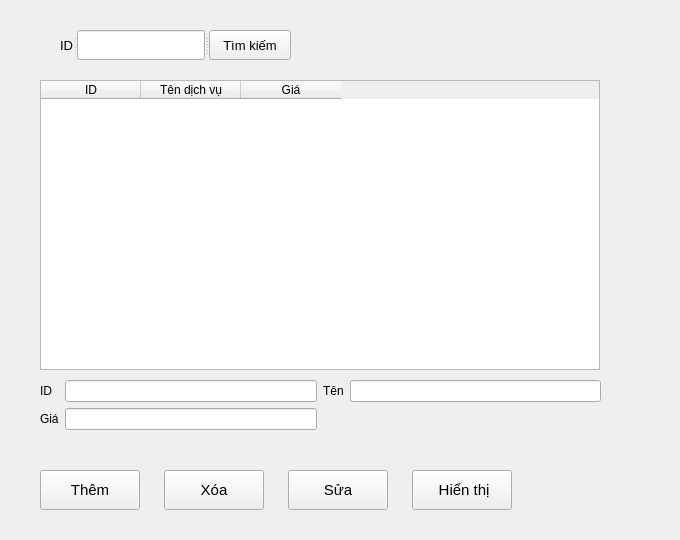
Before: the Qt Designer form view/ql_dichvu/ql_dichvu.ui in loimaxto/DoAnPython, drawn with Qt 5.
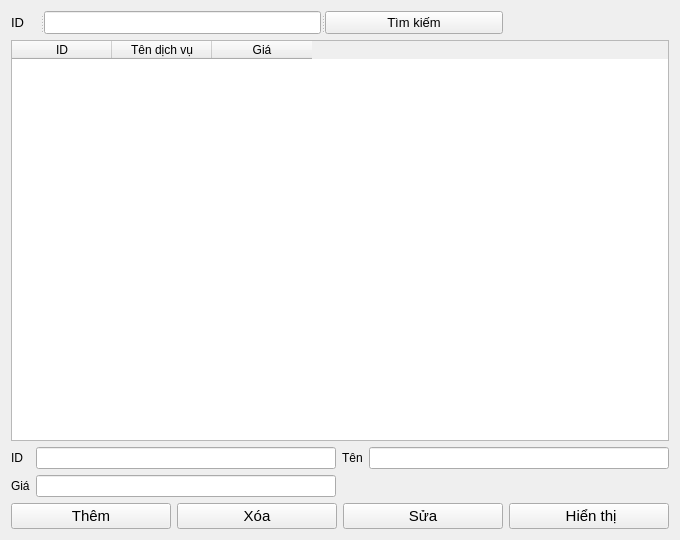
After: the same form once the commit is applied.

Diff of the .ui file:
```diff
--- a/view/ql_dichvu/ql_dichvu.ui
+++ b/view/ql_dichvu/ql_dichvu.ui
@@ -13,43 +13,9 @@
   <property name="windowTitle">
    <string>Form</string>
   </property>
-  <widget class="QTableWidget" name="dis_pla">
-   <property name="geometry">
-    <rect>
-     <x>40</x>
-     <y>80</y>
-     <width>560</width>
-     <height>290</height>
-    </rect>
-   </property>
-   <property name="columnCount">
-    <number>3</number>
-   </property>
-   <column>
-    <property name="text">
-     <string>ID</string>
-    </property>
-   </column>
-   <column>
-    <property name="text">
-     <string>Tên dịch vụ</string>
-    </property>
-   </column>
-   <column>
-    <property name="text">
-     <string>Giá</string>
-    </property>
-   </column>
-  </widget>
+  <layout class="QGridLayout" name="gridLayout_2">
+   <item row="0" column="0" colspan="3">
   <widget class="QSplitter" name="splitter_2">
-   <property name="geometry">
-    <rect>
-     <x>60</x>
-     <y>30</y>
-     <width>231</width>
-     <height>30</height>
-    </rect>
-   </property>
    <property name="orientation">
     <enum>Qt::Horizontal</enum>
    </property>
@@ -81,87 +47,30 @@
     </property>
    </widget>
   </widget>
-  <widget class="QPushButton" name="del_btn">
-   <property name="geometry">
-    <rect>
-     <x>164</x>
-     <y>470</y>
-     <width>100</width>
-     <height>40</height>
-    </rect>
-   </property>
-   <property name="font">
-    <font>
-     <pointsize>11</pointsize>
-    </font>
-   </property>
+   </item>
+   <item row="1" column="0" colspan="4">
+    <widget class="QTableWidget" name="dis_pla">
+     <property name="columnCount">
+      <number>3</number>
+     </property>
+     <column>
    <property name="text">
-    <string>Xóa</string>
-   </property>
-  </widget>
-  <widget class="QPushButton" name="sho_btn">
-   <property name="geometry">
-    <rect>
-     <x>412</x>
-     <y>470</y>
-     <width>100</width>
-     <height>40</height>
-    </rect>
-   </property>
-   <property name="font">
-    <font>
-     <pointsize>11</pointsize>
-    </font>
-   </property>
+       <string>ID</string>
+      </property>
+     </column>
+     <column>
    <property name="text">
-    <string> Hiển thị</string>
-   </property>
-  </widget>
-  <widget class="QPushButton" name="edi_btn">
-   <property name="geometry">
-    <rect>
-     <x>288</x>
-     <y>470</y>
-     <width>100</width>
-     <height>40</height>
-    </rect>
-   </property>
-   <property name="font">
-    <font>
-     <pointsize>11</pointsize>
-    </font>
-   </property>
+       <string>Tên dịch vụ</string>
+      </property>
+     </column>
+     <column>
    <property name="text">
-    <string>Sửa</string>
-   </property>
-  </widget>
-  <widget class="QPushButton" name="ins_btn">
-   <property name="geometry">
-    <rect>
-     <x>40</x>
-     <y>470</y>
-     <width>100</width>
-     <height>40</height>
-    </rect>
-   </property>
-   <property name="font">
-    <font>
-     <pointsize>11</pointsize>
-    </font>
-   </property>
-   <property name="text">
-    <string>Thêm</string>
-   </property>
-  </widget>
-  <widget class="QWidget" name="layoutWidget">
-   <property name="geometry">
-    <rect>
-     <x>40</x>
-     <y>380</y>
-     <width>561</width>
-     <height>52</height>
-    </rect>
-   </property>
+       <string>Giá</string>
+      </property>
+     </column>
+    </widget>
+   </item>
+   <item row="2" column="0" colspan="4">
    <layout class="QGridLayout" name="gridLayout">
     <item row="0" column="0">
      <widget class="QLabel" name="label_2">
@@ -194,7 +103,56 @@
      <widget class="QLineEdit" name="in_price"/>
     </item>
    </layout>
-  </widget>
+   </item>
+   <item row="3" column="0">
+    <widget class="QPushButton" name="ins_btn">
+     <property name="font">
+      <font>
+       <pointsize>11</pointsize>
+      </font>
+     </property>
+     <property name="text">
+      <string>Thêm</string>
+     </property>
+    </widget>
+   </item>
+   <item row="3" column="1">
+    <widget class="QPushButton" name="del_btn">
+     <property name="font">
+      <font>
+       <pointsize>11</pointsize>
+      </font>
+     </property>
+     <property name="text">
+      <string>Xóa</string>
+     </property>
+    </widget>
+   </item>
+   <item row="3" column="2">
+    <widget class="QPushButton" name="edi_btn">
+     <property name="font">
+      <font>
+       <pointsize>11</pointsize>
+      </font>
+     </property>
+     <property name="text">
+      <string>Sửa</string>
+     </property>
+    </widget>
+   </item>
+   <item row="3" column="3">
+    <widget class="QPushButton" name="sho_btn">
+     <property name="font">
+      <font>
+       <pointsize>11</pointsize>
+      </font>
+     </property>
+     <property name="text">
+      <string> Hiển thị</string>
+     </property>
+    </widget>
+   </item>
+  </layout>
  </widget>
  <resources/>
  <connections/>
```
Lines whose indentation alone changed are shown as unchanged.
